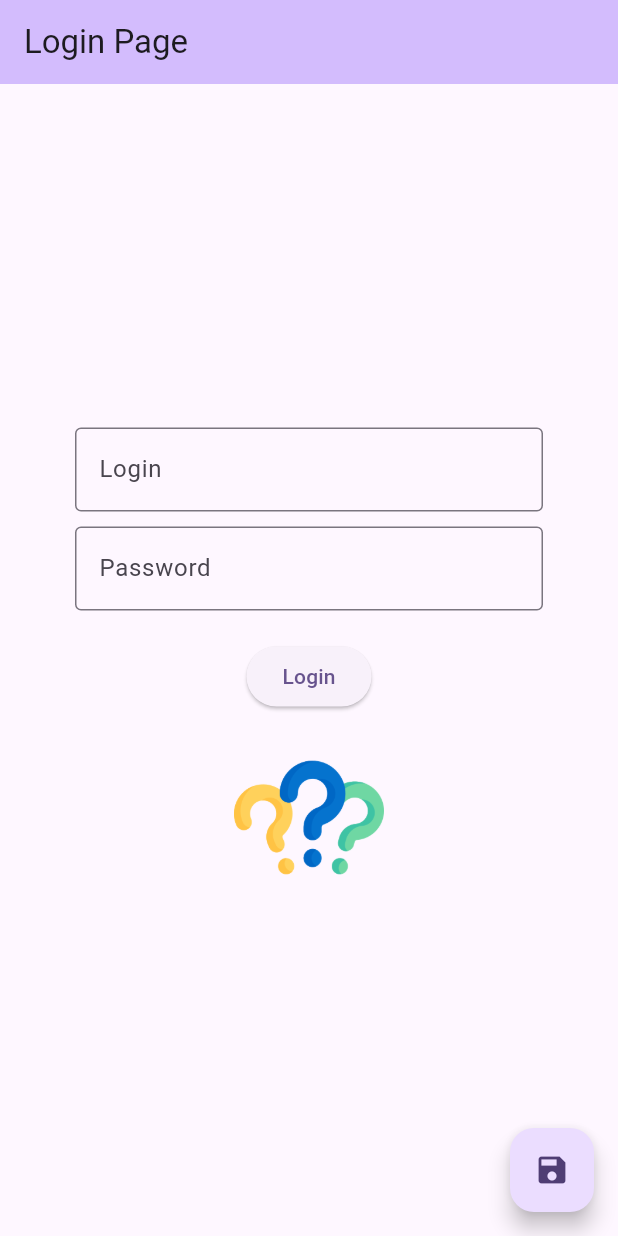
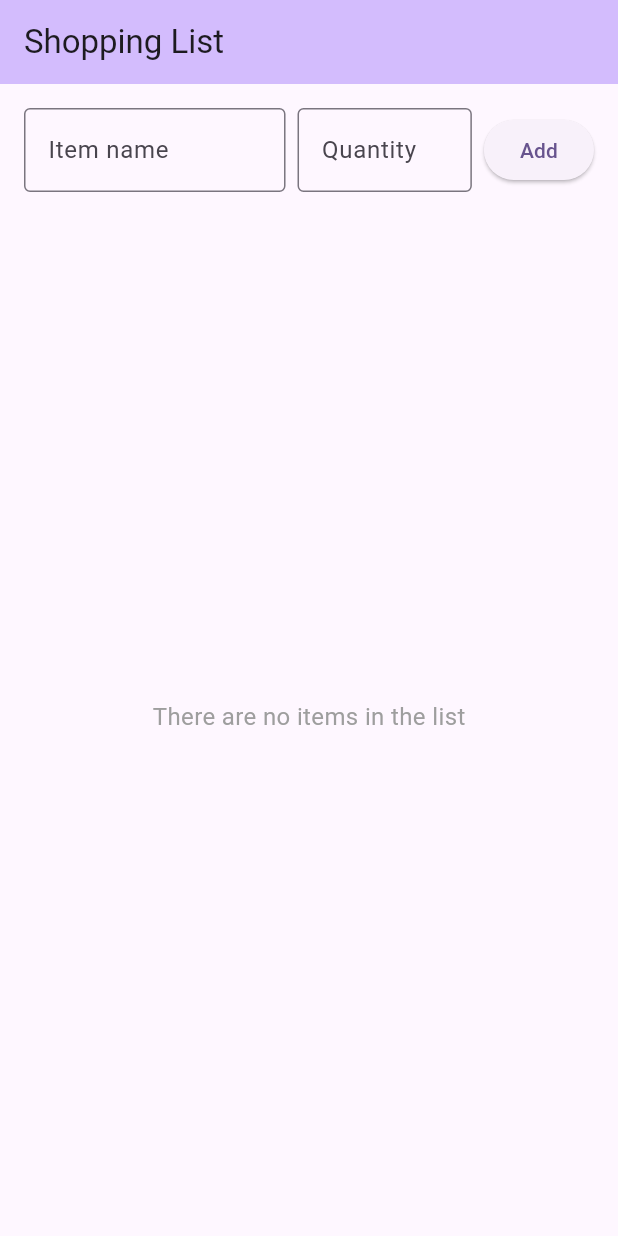
Before and after one commit to alex-gamero/my_flutter_labs, a Flutter app: the screen it shows after launch, on a phone screen of 412 x 824 dp. Run offline on Flutter 3.47's test engine with Material 3 defaults, Android fonts, the light colour scheme and no system bars; missing offline and left inert: encrypted_shared_preferences.

Commit message:
Lab 6 completed

```diff
--- a/lib/main.dart
+++ b/lib/main.dart
@@ -1,13 +1,6 @@
 import 'package:flutter/material.dart';
-import 'package:encrypted_shared_preferences/encrypted_shared_preferences.dart';
 
-import 'data_repository.dart';
-import 'profile_page.dart';
-
-void main() async {
-  WidgetsFlutterBinding.ensureInitialized();
-  // Load repository so ProfilePage can read cached values immediately
-  await DataRepository.instance.init();
+void main() {
   runApp(const MyApp());
 }
 
@@ -17,22 +10,17 @@ class MyApp extends StatelessWidget {
   @override
   Widget build(BuildContext context) {
     return MaterialApp(
-      title: 'Week5 Lab',
+      title: 'Shopping List',
       theme: ThemeData(
         colorScheme: ColorScheme.fromSeed(seedColor: Colors.deepPurple),
       ),
-      routes: {
-        '/': (context) => const MyHomePage(title: 'Login Page'),
-        '/profile': (context) => const ProfilePage(),
-      },
-      initialRoute: '/',
+      home: const MyHomePage(title: 'Shopping List'),
     );
   }
 }
 
 class MyHomePage extends StatefulWidget {
   const MyHomePage({super.key, required this.title});
-
   final String title;
 
   @override
@@ -40,94 +28,18 @@ class MyHomePage extends StatefulWidget {
 }
 
 class _MyHomePageState extends State<MyHomePage> {
-  var fileToShow = "images/question-mark.png";
-  late TextEditingController _usernameController;
-  late TextEditingController _passwordController;
+  // Text controllers for input fields
+  final TextEditingController _itemController = TextEditingController();
+  final TextEditingController _quantityController = TextEditingController();
 
-  final EncryptedSharedPreferences prefs = EncryptedSharedPreferences();
-
-  @override
-  void initState() {
-    super.initState();
-    _usernameController = TextEditingController();
-    _passwordController = TextEditingController();
-
-    // Load saved username/password if available
-    Future.delayed(Duration.zero, () async {
-      String? savedUser = await prefs.getString("username");
-      String? savedPass = await prefs.getString("password");
-
-      if (savedUser != null && savedUser.isNotEmpty &&
-          savedPass != null && savedPass.isNotEmpty) {
-        setState(() {
-          _usernameController.text = savedUser;
-          _passwordController.text = savedPass;
-        });
-
-        ScaffoldMessenger.of(context).showSnackBar(
-          const SnackBar(content: Text("Previous login loaded")),
-        );
-      }
-    });
-  }
+  // List of items (each item is a map with name and quantity)
+  final List<Map<String, String>> _shoppingList = [];
 
   @override
   void dispose() {
-    _usernameController.dispose();
-    _passwordController.dispose();
+    _itemController.dispose();
+    _quantityController.dispose();
     super.dispose();
-  }
-
-  // Simple login validator: password must be exactly 'password'
-  void _onLoginPressed() {
-    final username = _usernameController.text.trim();
-    final password = _passwordController.text;
-
-    if (username.isEmpty || password.isEmpty) {
-      showDialog(
-        context: context,
-        builder: (context) => AlertDialog(
-          title: const Text("Missing fields"),
-          content: const Text("Please enter both login and password."),
-          actions: [
-            TextButton(onPressed: () => Navigator.pop(context), child: const Text('OK'))
-          ],
-        ),
-      );
-      return;
-    }
-
-    if (password == 'password') {
-      // Show snackbar with the login name
-      ScaffoldMessenger.of(context).showSnackBar(
-        SnackBar(content: Text('Welcome Back $username')),
-      );
-
-      // Navigate to profile and pass the login name as an argument
-      Navigator.pushNamed(context, '/profile', arguments: username);
-    } else {
-      // Invalid credentials
-      showDialog(
-        context: context,
-        builder: (context) => AlertDialog(
-          title: const Text("Invalid credentials"),
-          content: const Text("The password is incorrect. Use 'password' for the lab."),
-          actions: [
-            TextButton(onPressed: () => Navigator.pop(context), child: const Text('OK'))
-          ],
-        ),
-      );
-    }
-  }
-
-  // Save username and password (kept from Week4 example)
-  Future<void> saveCredentials() async {
-    await prefs.setString("username", _usernameController.text);
-    await prefs.setString("password", _passwordController.text);
-  }
-
-  Future<void> clearCredentials() async {
-    await prefs.clear();
   }
 
   @override
@@ -137,75 +49,116 @@ class _MyHomePageState extends State<MyHomePage> {
         backgroundColor: Theme.of(context).colorScheme.inversePrimary,
         title: Text(widget.title),
       ),
-      body: Center(
-        child: SingleChildScrollView(
+      body: ListPage(),
+    );
+  }
+
+  // Function that builds the page content
+  Widget ListPage() {
+    return Padding(
+      padding: const EdgeInsets.all(16.0),
       child: Column(
-            mainAxisAlignment: MainAxisAlignment.center,
-            children: <Widget>[
-              Padding(
-                padding: const EdgeInsets.fromLTRB(50, 0, 50, 10),
+        children: [
+          // Row with input fields and Add button
+          Row(
+            children: [
+              Expanded(
+                flex: 3,
                 child: TextField(
-                  controller: _usernameController,
+                  controller: _itemController,
                   decoration: const InputDecoration(
+                    labelText: 'Item name',
                     border: OutlineInputBorder(),
-                    hintText: "Login",
-                    labelText: "Login",
                   ),
                 ),
               ),
-              Padding(
-                padding: const EdgeInsets.fromLTRB(50, 0, 50, 20),
+              const SizedBox(width: 8),
+              Expanded(
+                flex: 2,
                 child: TextField(
-                  controller: _passwordController,
-                  obscureText: true,
+                  controller: _quantityController,
+                  keyboardType: TextInputType.number,
                   decoration: const InputDecoration(
+                    labelText: 'Quantity',
                     border: OutlineInputBorder(),
-                    hintText: "Password",
-                    labelText: "Password",
                   ),
                 ),
               ),
+              const SizedBox(width: 8),
               ElevatedButton(
-                onPressed: _onLoginPressed,
-                child: const Text("Login"),
-              ),
-              const SizedBox(height: 20),
-              Semantics(
-                child: Image.asset(fileToShow, height: 100, width: 100),
+                onPressed: () {
+                  final item = _itemController.text.trim();
+                  final quantity = _quantityController.text.trim();
+
+                  if (item.isNotEmpty && quantity.isNotEmpty) {
+                    setState(() {
+                      _shoppingList.add({
+                        'item': item,
+                        'quantity': quantity,
+                      });
+                      _itemController.clear();
+                      _quantityController.clear();
+                    });
+                  }
+                },
+                child: const Text('Add'),
               ),
             ],
           ),
+          const SizedBox(height: 20),
+
+          // List of items or empty message
+          Expanded(
+            child: _shoppingList.isEmpty
+                ? const Center(
+              child: Text(
+                'There are no items in the list',
+                style: TextStyle(fontSize: 16, color: Colors.grey),
               ),
-      ),
-      floatingActionButton: FloatingActionButton(
-        onPressed: () async {
-          // small helper to save credentials if user wants to
+            )
+                : ListView.builder(
+              itemCount: _shoppingList.length,
+              itemBuilder: (context, index) {
+                final item = _shoppingList[index];
+                return GestureDetector(
+                  onLongPress: () {
+                    // Ask user if they want to delete item
                     showDialog(
                       context: context,
                       builder: (context) => AlertDialog(
-              title: const Text("Save Credentials"),
-              content: const Text("Do you want to save your username and password?"),
+                        title: const Text('Delete Item'),
+                        content: Text(
+                            'Do you want to delete "${item['item']}" from the list?'),
                         actions: [
                           TextButton(
-                  onPressed: () async {
-                    await saveCredentials();
+                            onPressed: () {
                               Navigator.pop(context);
                             },
-                  child: const Text("Yes"),
+                            child: const Text('No'),
                           ),
                           TextButton(
-                  onPressed: () async {
-                    await clearCredentials();
+                            onPressed: () {
+                              setState(() {
+                                _shoppingList.removeAt(index);
+                              });
                               Navigator.pop(context);
                             },
-                  child: const Text("No"),
+                            child: const Text('Yes'),
                           ),
                         ],
                       ),
                     );
                   },
-        tooltip: 'Save credentials',
-        child: const Icon(Icons.save),
+                  // Text style for each item
+                    child: Text(
+                      '${index + 1}. ${item['item']} — Qty: ${item['quantity']}',
+                      style: const TextStyle(fontSize: 18),
+                    ),
+                );
+              },
+            ),
+          ),
+        ],
       ),
     );
   }
```
Lines whose indentation alone changed are shown as unchanged.
